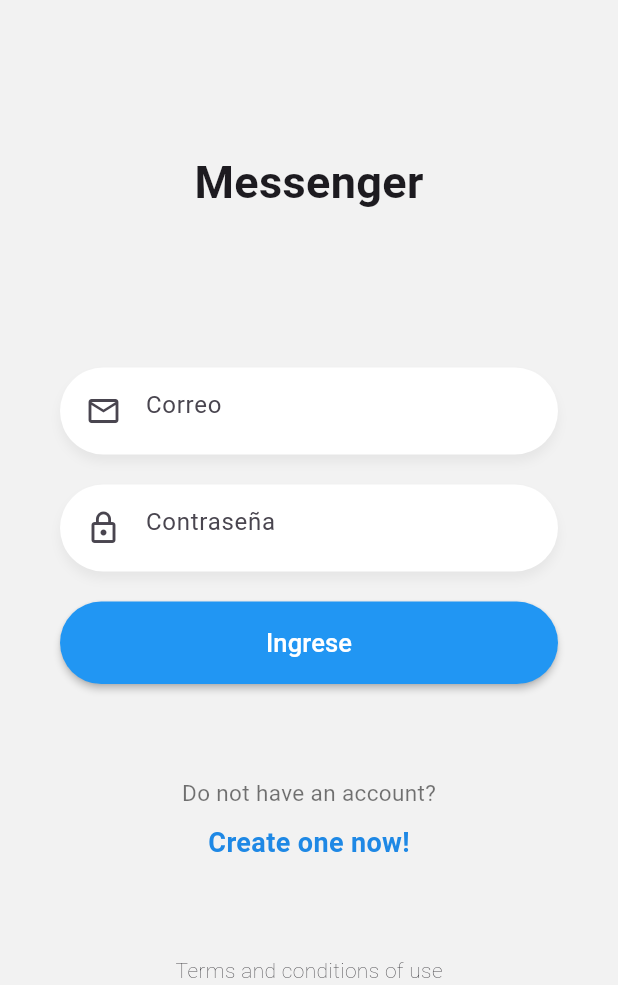
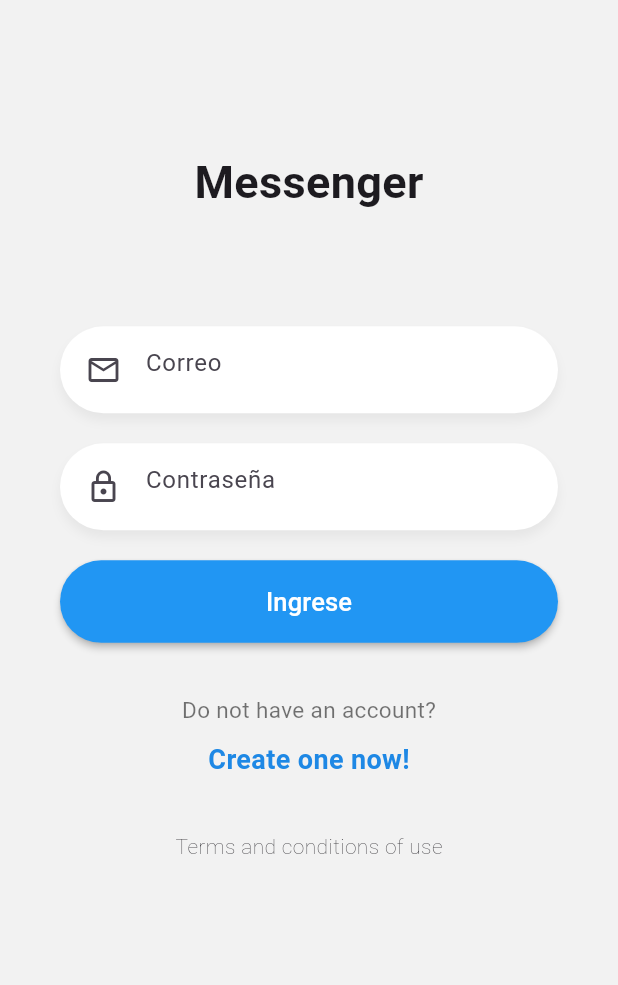
Before and after one commit to Estuardo-Sazo/chat-app-fh, a Flutter app: the screen it shows after launch, on a phone screen of 412 x 824 dp, the part 251-1236 px from its top. Run offline on Flutter 3.47's test engine with Material 3 defaults, Android fonts, the phone set to English and light mode, and no system bars.

Commit message:
SingleChildScrollView

```diff
--- a/lib/pages/login_page.dart
+++ b/lib/pages/login_page.dart
@@ -5,8 +5,12 @@ class LoginPage extends StatelessWidget {
   @override
   Widget build(BuildContext context) {
     return Scaffold(
-      backgroundColor: Color(0xffF2F2F2),
+      backgroundColor: const Color(0xffF2F2F2),
       body: SafeArea(
+        child: SingleChildScrollView(
+          physics: const BouncingScrollPhysics(),
+          child: SizedBox(
+            height: MediaQuery.of(context).size.height * 0.9,
             child: Column(
               mainAxisAlignment: MainAxisAlignment.spaceBetween,
               children: [
@@ -16,6 +20,8 @@ class LoginPage extends StatelessWidget {
                 const Text('Terms and conditions of use',
                     style: TextStyle(fontWeight: FontWeight.w200)),
               ],
+            ),
+          ),
         ),
       ),
     );
--- a/lib/widgets/btn_custom.dart
+++ b/lib/widgets/btn_custom.dart
@@ -18,7 +18,7 @@ class BtnCustom extends StatelessWidget {
         shape: const StadiumBorder(),
         backgroundColor: Colors.blue,
       ),
-      child: Container(
+      child: SizedBox(
         width: double.infinity,
         height: 55,
         child:  Center(
```
Lines whose indentation alone changed are shown as unchanged.
